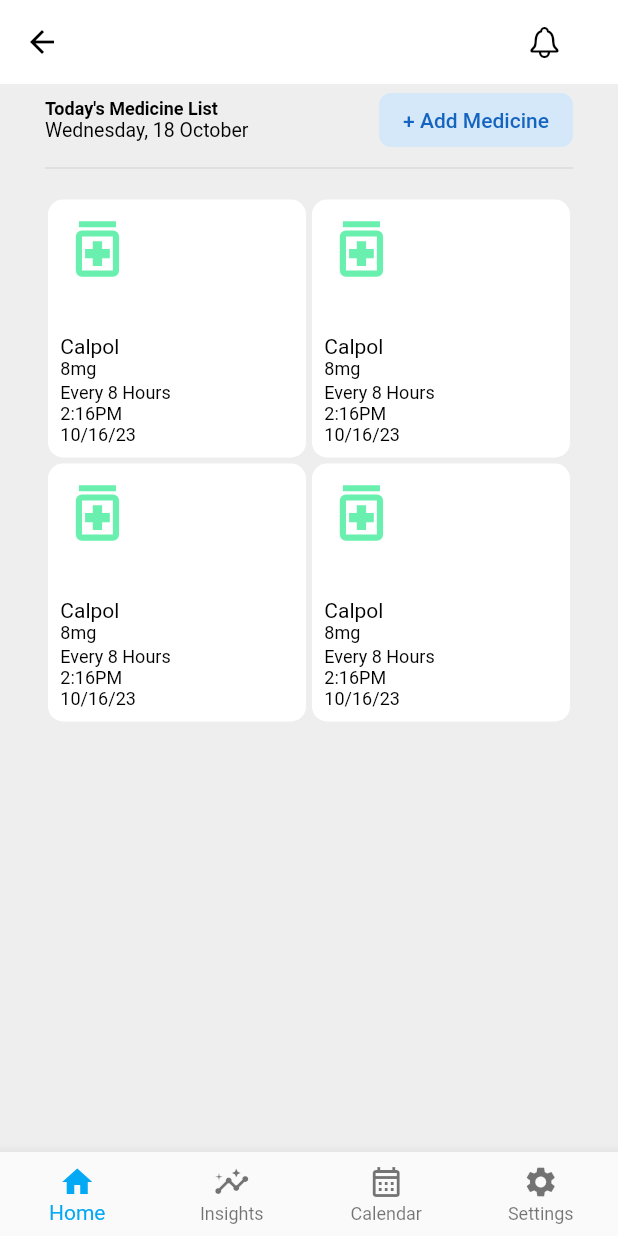
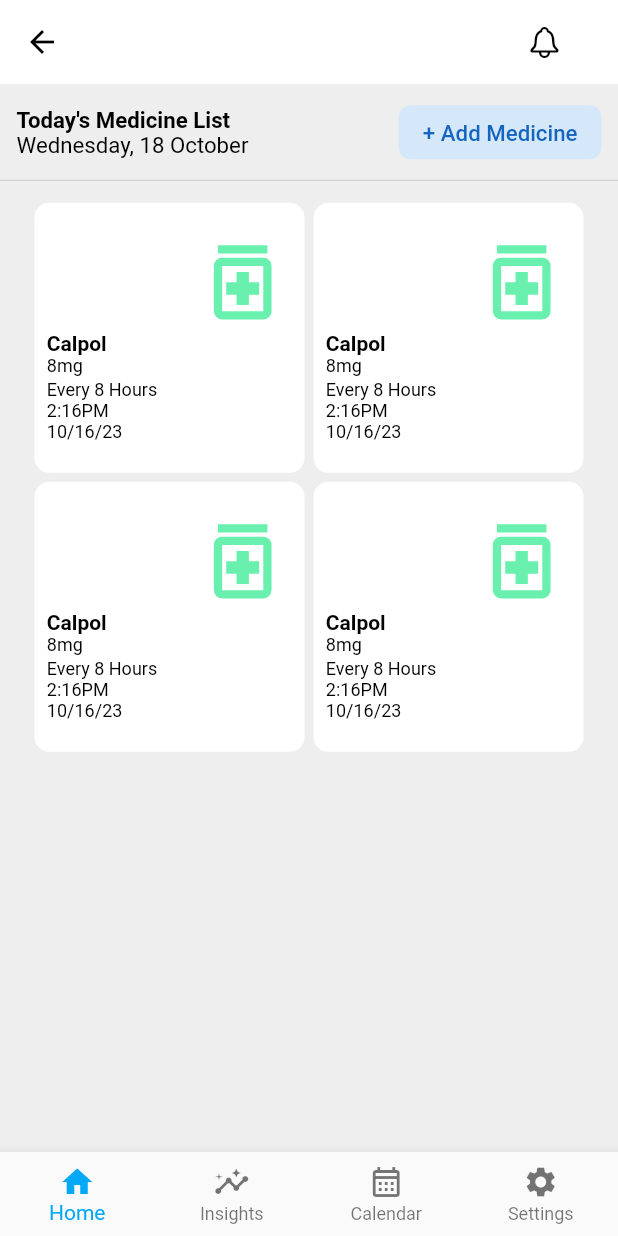
Before and after one commit to tsarls88/medication, a Flutter app: the UserMedi screen opened directly, on a phone screen of 412 x 824 dp. Run offline on Flutter 3.47's test engine with Material 2 defaults, Android fonts, the phone set to English and light mode, and no system bars; our stand-ins replace flutter_svg, gap, rxdart, sizer.

Commit message:
Co-authored-by: Gap08 <lum23@users.noreply.github.com>

```diff
--- a/lib/common/show_model.dart
+++ b/lib/common/show_model.dart
@@ -2,9 +2,9 @@ import 'package:flutter/cupertino.dart';
 import 'package:flutter/foundation.dart';
 import 'package:flutter/material.dart';
 import 'package:flutter_svg/flutter_svg.dart';
-import 'package:intl/intl.dart';
 // import 'package:intl/intl.dart';
-import 'package:medication/common/convert_time.dart';
+// import 'package:intl/intl.dart';
+// import 'package:medication/common/convert_time.dart';
 import 'package:medication/common/interval_selection_widget.dart';
 import 'package:medication/common/medicine_type.dart';
 import 'package:medication/pages/new_entry/new_entry_bloc.dart';
--- a/lib/pages/Medicine.dart
+++ b/lib/pages/Medicine.dart
@@ -52,6 +52,9 @@ class _UserMediState extends State<UserMedi> {
     DateTime now = DateTime.now();
     String currentDate = DateFormat('EEEE, d MMMM').format(now);
 
+    var $ScreenHeight = MediaQuery.of(context).size.height / 100;
+    var $ScreenWidth = MediaQuery.of(context).size.width / 100;
+
     return Scaffold(
       backgroundColor: Colors.grey.shade200,
       appBar: AppBar(
@@ -73,27 +76,30 @@ class _UserMediState extends State<UserMedi> {
         ],
       ),
       body: SingleChildScrollView(
-        child: Padding(
-          padding: const EdgeInsets.symmetric(horizontal: 30),
         child: Column(
           children: [
-              Row(
+            SizedBox(
+              height: 1.h,
+            ),
+            Padding(
+              padding: const EdgeInsets.symmetric(horizontal: 11),
+              child: Row(
                 mainAxisAlignment: MainAxisAlignment.spaceBetween,
                 children: [
                   Column(
                     crossAxisAlignment: CrossAxisAlignment.start,
                     children: [
-                      const Text(
+                      Text(
                         'Today\'s Medicine List',
                         style: TextStyle(
-                            fontSize: 12,
+                            fontSize: $ScreenHeight * 1.8,
                             fontWeight: FontWeight.bold,
                             color: Colors.black),
                       ),
                       Text(
                         currentDate,
-                        style: const TextStyle(
-                          fontSize: 13,
+                        style: TextStyle(
+                          fontSize: $ScreenHeight * 1.8,
                           color: Colors.black,
                         ),
                       ),
@@ -116,15 +122,21 @@ class _UserMediState extends State<UserMedi> {
                       context: context,
                       builder: (context) => const AddNewTaskModel(),
                     ),
-                    child: const Text('+ Add Medicine'),
+                    child: Text(
+                      '+ Add Medicine',
+                      style: TextStyle(
+                        fontSize: $ScreenHeight * 1.8,
+                      ),
+                    ),
                   ),
                 ],
               ),
-              const Divider(),
-              const Gap(5),
+            ),
+            Divider(
+              thickness: $ScreenHeight * 0.1,
+            ),
             const BottomContainer(),
           ],
-          ),
         ),
       ),
       bottomNavigationBar: BottomNavigationBar(
@@ -152,12 +164,17 @@ class BottomContainer extends StatelessWidget {
 
   @override
   Widget build(BuildContext context) {
+    var $ScreenHeight = MediaQuery.of(context).size.height / 100;
+    var $ScreenWidth = MediaQuery.of(context).size.width / 100;
+
     return Container(
-      height: 500.h,
-      width: 660.w,
+      height: $ScreenHeight * 100,
+      width: $ScreenWidth * 100,
       margin: const EdgeInsets.symmetric(vertical: 3),
+      child: Padding(
+        padding: const EdgeInsets.symmetric(horizontal: 20),
         child: GridView.builder(
-        padding: const EdgeInsets.only(top: 3),
+          padding: const EdgeInsets.only(top: 1),
           gridDelegate: const SliverGridDelegateWithFixedCrossAxisCount(
             crossAxisCount: 2,
           ),
@@ -175,9 +192,9 @@ class BottomContainer extends StatelessWidget {
                 );
               },
               child: Container(
-              padding:
-                  EdgeInsets.only(left: 2.w, right: 2.w, top: 1.h, bottom: 1.h),
-              margin: const EdgeInsets.all(2),
+                padding: EdgeInsets.only(
+                    left: 2.w, right: 2.w, top: 0.h, bottom: 0.h),
+                margin: const EdgeInsets.all(3),
                 decoration: BoxDecoration(
                   color: Colors.white,
                   borderRadius: BorderRadius.circular(10),
@@ -186,19 +203,22 @@ class BottomContainer extends StatelessWidget {
                   crossAxisAlignment: CrossAxisAlignment.start,
                   mainAxisAlignment: MainAxisAlignment.center,
                   children: [
-                  SvgPicture.asset(
+                    Align(
+                      alignment: Alignment.centerRight,
+                      child: SvgPicture.asset(
                         'assets/bottle.svg',
-                    height: 6.h,
+                        height: 8.h,
                         // ignore: deprecated_member_use
                         color: Colors.greenAccent,
                       ),
-                  const Spacer(),
+                    ),
                     Text(
                       'Calpol',
                       overflow: TextOverflow.fade,
                       textAlign: TextAlign.start,
                       style: Theme.of(context).textTheme.bodyMedium!.copyWith(
                             color: Colors.black,
+                            fontWeight: FontWeight.bold,
                           ),
                     ),
                     Text(
@@ -209,9 +229,7 @@ class BottomContainer extends StatelessWidget {
                             color: Colors.black,
                           ),
                     ),
-                  const SizedBox(
-                    height: 2,
-                  ),
+                    const Gap(2),
                     Text(
                       'Every 8 Hours',
                       overflow: TextOverflow.fade,
@@ -242,6 +260,7 @@ class BottomContainer extends StatelessWidget {
             );
           },
         ),
+      ),
     );
   }
 }
```
Lines whose indentation alone changed are shown as unchanged.
